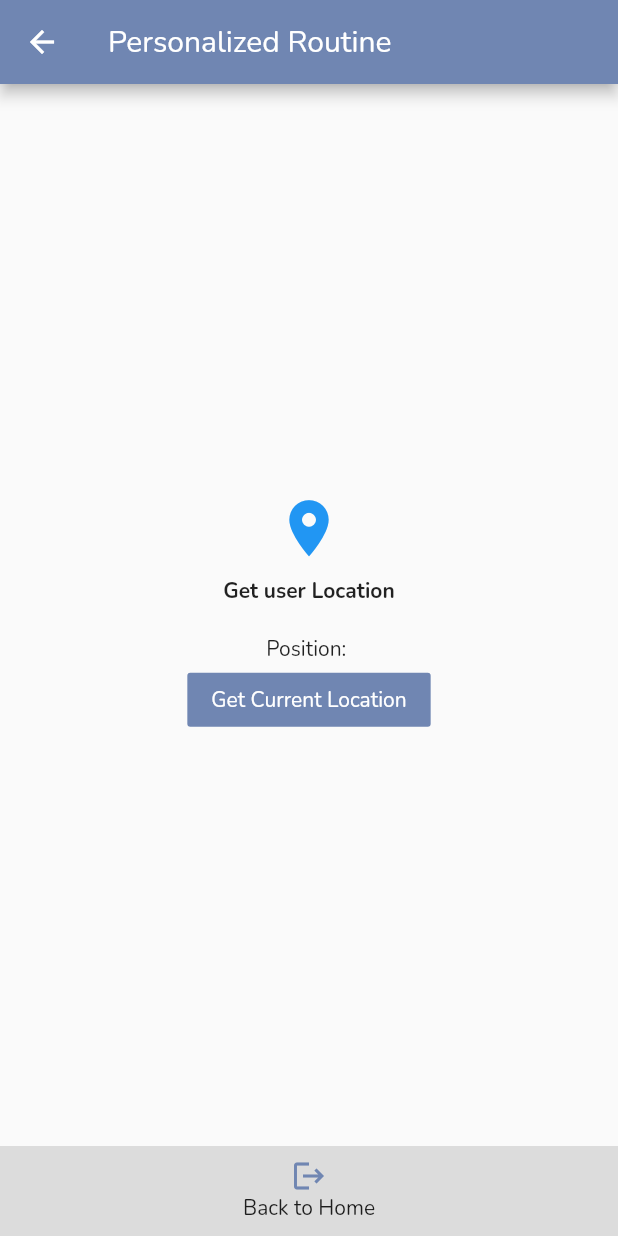
After one commit to nfJaramillo/W-Health, a Flutter app: the Personalized screen opened directly, after a tap on "Get Current Location", on a phone screen of 412 x 824 dp. The commit adds this screen. Run offline on Flutter 3.47's test engine with Material 2 defaults, Android fonts, the phone set to English and light mode, and no system bars; our stand-ins replace geolocator, image_picker.

Commit message:
employee and location functionality implemented

```diff
--- /dev/null
+++ b/lib/personalized.dart
@@ -0,0 +1,81 @@
+
+import 'package:flutter/material.dart';
+import 'package:w_health/user.dart';
+import 'package:geolocator/geolocator.dart';
+
+class Personalized extends StatefulWidget {
+  @override
+    _Personalized createState() => _Personalized();
+
+}
+
+class _Personalized extends State<Personalized> {
+  var locationMessage = "";
+  @override
+  Widget build(BuildContext context) {
+    return Scaffold(
+        appBar: AppBar(
+          title: Text("Personalized Routine") ,
+        ),
+        body: Center(
+          child: Column(
+          mainAxisAlignment: MainAxisAlignment.center,
+          crossAxisAlignment: CrossAxisAlignment.center,
+          children: [
+            Icon(Icons.location_on, size: 45.0, color: Colors.blue),
+            SizedBox(height: 10.0),
+            Text("Get user Location", style: TextStyle(fontWeight: FontWeight.bold)),
+            SizedBox(height: 20.0,),
+            Text("Position: $locationMessage"),
+            FlatButton(
+              onPressed: (){getCurrentLocation();},
+              color: Theme.of(context).colorScheme.primary,
+              child: Text("Get Current Location", style: TextStyle(color: Colors.white,  ),))
+            ],
+          ),
+        ),
+        bottomNavigationBar: Container(
+          height: 60,
+          color: Colors.black12,
+          child: InkWell(
+            onTap: () => goBack(),
+            child: Padding(
+              padding: const EdgeInsets.only(top: 8.0),
+              child: Column(
+                children: <Widget>[
+                  Icon(
+                    Icons.logout,
+                    color: Theme.of(context).colorScheme.primary,
+                  ),
+                  const Text('Back to Home'),
+                ],
+              ),
+            ),
+          ),
+        )
+    );
+  }
+
+  void goBack(){
+    Navigator.pop(context);
+  }
+
+  void getCurrentLocation() async
+  {
+    bool isLocationServiceEnabled = await Geolocator.isLocationServiceEnabled();
+
+    await Geolocator.checkPermission();
+    await Geolocator.requestPermission();
+
+    var position = await Geolocator.getCurrentPosition(desiredAccuracy: LocationAccuracy.high);
+    var lastPosition = await Geolocator.getLastKnownPosition();
+    var lat = position.latitude;
+    var long = position.longitude;
+
+    print(lat.toString() + long.toString());
+    setState(() {
+      locationMessage = "Latitude: $lat, Longitude: $long";
+    });
+  }
+
+}
--- a/lib/user.dart
+++ b/lib/user.dart
@@ -1,6 +1,9 @@
+import 'package:flutter/cupertino.dart';
+
 abstract class User{
+  @protected
+  late String name;
 
-  late String name;
   late String email;
   late String coorporation;
   late String isSupervisor;
--- a/pubspec.yaml
+++ b/pubspec.yaml
@@ -36,6 +36,7 @@ dependencies:
   cupertino_icons: ^1.0.2
   http: ^0.13.4
   image_picker: ^0.8.4+11
+  geolocator: ^8.2.0
 
 dev_dependencies:
   flutter_test:
```
Also changed, not shown: lib/employee.dart (+77 -12 lines), pubspec.lock, 3 other files.
